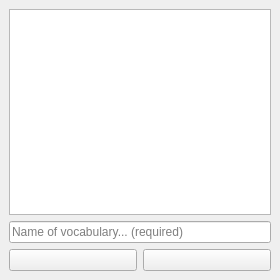
Qt form window/interface/manage_vocab_interface.ui (apps-open/BiLinguo) before a commit.
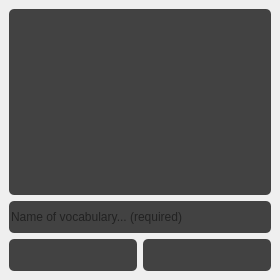
The same form after that commit. Icons and pictures are not drawn.

```diff
--- a/window/interface/manage_vocab_interface.ui
+++ b/window/interface/manage_vocab_interface.ui
@@ -22,6 +22,12 @@
       </property>
       <item>
        <widget class="QListWidget" name="vocabs_list">
+        <property name="styleSheet">
+         <string notr="true">*{background: #424242;
+border-radius: 5px;
+border: 0px solid;
+height: 32px;}</string>
+        </property>
         <property name="selectionMode">
          <enum>QAbstractItemView::SingleSelection</enum>
         </property>
@@ -29,6 +35,17 @@
       </item>
       <item>
        <widget class="QLineEdit" name="vocab_edit">
+        <property name="styleSheet">
+         <string notr="true">*{background: #424242;
+border-radius: 5px;
+border: 0px solid;
+height: 32px;}
+*:hover {
+     height: 32px;
+      border: 1px solid white;
+      background: #626262;
+}</string>
+        </property>
         <property name="placeholderText">
          <string>Name of vocabulary... (required)</string>
         </property>
@@ -41,7 +58,16 @@
       <item>
        <widget class="QPushButton" name="delete_button">
         <property name="styleSheet">
-         <string notr="true">image: url(:/delete_icon/icons8-remove-24.png);</string>
+         <string notr="true">*{image: url(:/delete_icon/icons8-remove-24.png);
+background: #424242;
+border-radius: 5px;
+border: 0px solid;
+height: 32px;}
+*:hover {
+     height: 32px;
+      border: 1px solid white;
+      background: #626262;
+}</string>
         </property>
         <property name="text">
          <string/>
@@ -51,7 +77,16 @@
       <item>
        <widget class="QPushButton" name="create_button">
         <property name="styleSheet">
-         <string notr="true">image: url(:/add_icon/icons8-add-24.png);</string>
+         <string notr="true">*{image: url(:/add_icon/icons8-add-24.png);
+background: #424242;
+border-radius: 5px;
+border: 0px solid;
+height: 32px;}
+*:hover {
+     height: 32px;
+      border: 1px solid white;
+      background: #626262;
+}</string>
         </property>
         <property name="text">
          <string/>
```
